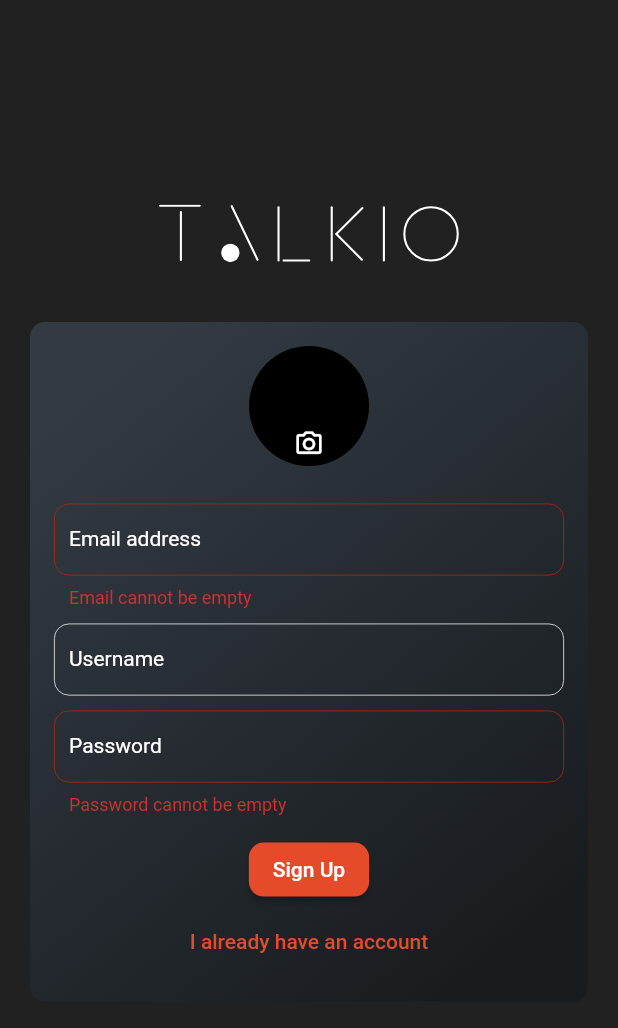
After one commit to ihor-debelyi/academind_course, a Flutter app: the screen it shows after launch, after a tap on "Login", after a tap on "Create new account", on a phone screen of 412 x 824 dp. The commit adds this screen. Shown: the top 1028 px of the screen. Run offline on Flutter 3.47's test engine with Material 2 defaults, Android fonts, the light colour scheme and no system bars; our stand-ins replace cloud_firestore, firebase_auth, firebase_core, firebase_storage, flutter_svg, fluttertoast and 5 more; accounts and stored records are empty.

Commit message:
created a chat app, added user registration & auth + shared chat

```diff
--- a/i_chat/lib/main.dart
+++ b/i_chat/lib/main.dart
@@ -1,8 +1,12 @@
+import 'package:firebase_auth/firebase_auth.dart';
 import 'package:firebase_core/firebase_core.dart';
 import 'package:flutter/material.dart';
+import 'package:i_chat/screens/auth_screen.dart';
 import 'package:i_chat/screens/chat_screen.dart';
 
-void main() {
+Future<void> main() async {
+  WidgetsFlutterBinding.ensureInitialized();
+  await Firebase.initializeApp();
   runApp(const MyApp());
 }
 
@@ -12,24 +16,63 @@ class MyApp extends StatelessWidget {
   // This widget is the root of your application.
   @override
   Widget build(BuildContext context) {
-    Firebase.initializeApp();
-
     return MaterialApp(
       debugShowCheckedModeBanner: false,
       title: 'Flutter Demo',
       theme: ThemeData(
-        // This is the theme of your application.
-        //
-        // Try running your application with "flutter run". You'll see the
-        // application has a blue toolbar. Then, without quitting the app, try
-        // changing the primarySwatch below to Colors.green and then invoke
-        // "hot reload" (press "r" in the console where you ran "flutter run",
-        // or simply save your changes to "hot reload" in a Flutter IDE).
-        // Notice that the counter didn't reset back to zero; the application
-        // is not restarted.
-        primarySwatch: Colors.blue,
+          primarySwatch: Colors.grey,
+          backgroundColor: const Color.fromRGBO(51, 58, 67, 1),
+          colorScheme: Theme.of(context).colorScheme.copyWith(
+                secondary: const Color.fromRGBO(229, 75, 43, 1),
+                brightness: Brightness.dark,
+              ),
+          elevatedButtonTheme: ElevatedButtonThemeData(
+            style: ElevatedButton.styleFrom(
+              backgroundColor: const Color.fromRGBO(229, 75, 43, 1),
+              shape: RoundedRectangleBorder(
+                  borderRadius: BorderRadius.circular(10)),
+            ),
+          ),
+          textButtonTheme: TextButtonThemeData(
+            style: TextButton.styleFrom(
+              foregroundColor: const Color.fromRGBO(229, 75, 43, 1),
+            ),
+          ),
+          inputDecorationTheme: InputDecorationTheme(
+            alignLabelWithHint: false,
+            labelStyle: const TextStyle(color: Colors.white, fontSize: 14),
+            contentPadding:
+                const EdgeInsets.symmetric(vertical: 10, horizontal: 10),
+            enabledBorder: OutlineInputBorder(
+              borderSide: const BorderSide(width: 0.5, color: Colors.white),
+              borderRadius: BorderRadius.circular(10),
+            ),
+            focusedErrorBorder: OutlineInputBorder(
+              borderSide: const BorderSide(
+                  width: 0.5, color: Color.fromARGB(255, 185, 39, 9)),
+              borderRadius: BorderRadius.circular(10),
+            ),
+            errorBorder: OutlineInputBorder(
+              borderSide: const BorderSide(
+                  width: 0.5, color: Color.fromARGB(255, 185, 39, 9)),
+              borderRadius: BorderRadius.circular(10),
+            ),
+            focusedBorder: OutlineInputBorder(
+              borderSide: const BorderSide(width: 0.5, color: Colors.white),
+              borderRadius: BorderRadius.circular(10),
+            ),
+          )
+          // backgroundColor: const Color.fromRGBO(24, 28, 31, 1),
+          ),
+      home: StreamBuilder(
+        stream: FirebaseAuth.instance.authStateChanges(),
+        builder: (context, userSnapshot) {
+          if (userSnapshot.hasData) {
+            return ChatScreen();
+          }
+          return AuthScreen();
+        },
       ),
-      home: ChatScreen(),
     );
   }
 }
--- a/i_chat/lib/screens/auth_screen.dart
+++ b/i_chat/lib/screens/auth_screen.dart
@@ -0,0 +1,116 @@
+import 'dart:developer';
+import 'dart:io';
+
+import 'package:cloud_firestore/cloud_firestore.dart';
+import 'package:firebase_auth/firebase_auth.dart';
+import 'package:firebase_storage/firebase_storage.dart';
+import 'package:flutter/material.dart';
+import 'package:flutter_svg/flutter_svg.dart';
+import '../widgets/auth/auth_form.dart';
+
+class AuthScreen extends StatefulWidget {
+  const AuthScreen({Key? key}) : super(key: key);
+
+  @override
+  State<AuthScreen> createState() => _AuthScreenState();
+}
+
+class _AuthScreenState extends State<AuthScreen> {
+  final _auth = FirebaseAuth.instance;
+
+  var _isLoading = false;
+
+  void _submitAuthForm(
+    String email,
+    String password,
+    String username,
+    File? userImage,
+    bool isLogin,
+  ) async {
+    UserCredential userCredential;
+    try {
+      setState(() {
+        _isLoading = true;
+      });
+      if (isLogin) {
+        userCredential = await _auth.signInWithEmailAndPassword(
+          email: email,
+          password: password,
+        );
+      } else {
+        userCredential = await _auth.createUserWithEmailAndPassword(
+          email: email,
+          password: password,
+        );
+        ScaffoldMessenger.of(context).showSnackBar(
+          const SnackBar(
+            content: Text('User is successfully created'),
+            backgroundColor: Color.fromARGB(255, 24, 245, 138),
+          ),
+        );
+
+        final storageRef = FirebaseStorage.instance
+            .ref()
+            .child('user_images')
+            .child('${userCredential.user!.uid}.jpg');
+        await storageRef.putFile(userImage!).then((p0) {});
+
+        String imgUrl = await storageRef.getDownloadURL();
+
+        await FirebaseFirestore.instance
+            .collection('users')
+            .doc(userCredential.user!.uid)
+            .set(
+          {
+            'username': username,
+            'email': email,
+            'img_url': imgUrl,
+          },
+        );
+      }
+    } on FirebaseAuthException catch (e) {
+      var message = '';
+      if (e.code == 'user-not-found') {
+        message = 'No user found for that email.';
+      } else if (e.code == 'wrong-password') {
+        message = 'Wrong password provided for that user.';
+      } else if (e.code == 'weak-password') {
+        message = 'The password provided is too weak.';
+      } else if (e.code == 'email-already-in-use') {
+        message = 'The account already exists for that email.';
+      }
+      if (message.isNotEmpty) {
+        ScaffoldMessenger.of(context).showSnackBar(SnackBar(
+          content: Text(message),
+          backgroundColor: Theme.of(context).colorScheme.secondary,
+        ));
+      }
+      setState(() {
+        _isLoading = false;
+      });
+    }
+  }
+
+  @override
+  Widget build(BuildContext context) {
+    return Scaffold(
+      backgroundColor: Theme.of(context).primaryColor,
+      body: Center(
+        child: SingleChildScrollView(
+          child: Column(
+            mainAxisAlignment: MainAxisAlignment.center,
+            children: [
+              SvgPicture.asset(
+                'assets/images/logo.svg',
+                color: Colors.white,
+                width: 200,
+              ),
+              const SizedBox(height: 20),
+              AuthForm(_submitAuthForm, _isLoading),
+            ],
+          ),
+        ),
+      ),
+    );
+  }
+}
--- /dev/null
+++ b/i_chat/lib/widgets/auth/auth_form.dart
@@ -0,0 +1,170 @@
+import 'dart:io';
+
+import 'package:flutter/material.dart';
+import 'package:i_chat/widgets/pickers/user_image_picker.dart';
+
+class AuthForm extends StatefulWidget {
+  AuthForm(this.submitForm, this.isLoading, {Key? key}) : super(key: key);
+
+  final void Function(
+    String email,
+    String password,
+    String username,
+    File? userImage,
+    bool isLogin,
+  ) submitForm;
+  final bool isLoading;
+
+  @override
+  State<AuthForm> createState() => _AuthFormState();
+}
+
+class _AuthFormState extends State<AuthForm> {
+  final _formKey = GlobalKey<FormState>();
+  var _isLogin = true;
+
+  String _userEmail = '';
+  String _userPassword = '';
+  String _userName = '';
+  File? _userImageFile;
+
+  String? emailValidator(String? value) {
+    if (value == null || value.isEmpty) {
+      return 'Email cannot be empty';
+    }
+
+    bool matchesPattern = RegExp(
+            r"^[a-zA-Z0-9.a-zA-Z0-9.!#$%&'*+-/=?^_`{|}~]+@[a-zA-Z0-9]+\.[a-zA-Z]+")
+        .hasMatch(value);
+    if (!matchesPattern) {
+      return 'Please enter a valid email address';
+    }
+    return null;
+  }
+
+  String? usernameValidator(String? value) {
+    if (value == null || value.isEmpty) {
+      return 'Username cannot be empty';
+    }
+
+    if (value.length < 4) {
+      return 'Username must be at least 4 characters long';
+    }
+    return null;
+  }
+
+  String? passwordValidator(String? value) {
+    if (value == null || value.isEmpty) {
+      return 'Password cannot be empty';
+    }
+
+    if (value.length < 7) {
+      return 'Password must be at least 7 characters long';
+    }
+    return null;
+  }
+
+  void _pickImage(File? image) {
+    _userImageFile = image;
+  }
+
+  void _trySubmit() {
+    final isValid = _formKey.currentState!.validate();
+    FocusScope.of(context).unfocus(); //close the keyboard
+
+    if (_userImageFile == null && !_isLogin) {
+      ScaffoldMessenger.of(context).showSnackBar(SnackBar(
+        content: const Text('Please pick the image'),
+        backgroundColor: Theme.of(context).errorColor,
+      ));
+      return;
+    }
+
+    if (isValid) {
+      _formKey.currentState!.save();
+      widget.submitForm(
+        _userEmail.trim(),
+        _userPassword.trim(),
+        _userName.trim(),
+        _userImageFile,
+        _isLogin,
+      );
+    }
+  }
+
+  @override
+  Widget build(BuildContext context) {
+    return Center(
+      child: Container(
+        decoration: BoxDecoration(
+          gradient: const LinearGradient(
+            begin: Alignment.topLeft,
+            end: Alignment.bottomRight,
+            stops: [0.1, 0.9],
+            colors: [
+              Color.fromRGBO(51, 58, 67, 1),
+              Color.fromRGBO(24, 28, 31, 1),
+            ],
+          ),
+          borderRadius: BorderRadius.circular(10),
+        ),
+        margin: const EdgeInsets.all(20),
+        child: SingleChildScrollView(
+          child: Padding(
+            padding: const EdgeInsets.all(16),
+            child: Form(
+              key: _formKey,
+              child: Column(mainAxisSize: MainAxisSize.min, children: [
+                if (!_isLogin) UserImagePicker(_pickImage),
+                const SizedBox(height: 25),
+                TextFormField(
+                  key: const ValueKey('email'),
+                  keyboardType: TextInputType.emailAddress,
+                  decoration: const InputDecoration(labelText: 'Email address'),
+                  validator: emailValidator,
+                  onSaved: (value) => _userEmail = value!,
+                ),
+                const SizedBox(height: 10),
+                if (!_isLogin)
+                  TextFormField(
+                    key: const ValueKey('username'),
+                    decoration: const InputDecoration(labelText: 'Username'),
+                    validator: usernameValidator,
+                    onSaved: (value) => _userName = value!,
+                  ),
+                const SizedBox(height: 10),
+                TextFormField(
+                  key: const ValueKey('password'),
+                  decoration: const InputDecoration(labelText: 'Password'),
+                  obscureText: true,
+                  validator: passwordValidator,
+                  onSaved: (value) => _userPassword = value!,
+                ),
+                const SizedBox(height: 12),
+                if (widget.isLoading) const CircularProgressIndicator(),
+                if (!widget.isLoading)
+                  ElevatedButton(
+                    onPressed: _trySubmit,
+                    style:
+                        ElevatedButton.styleFrom(foregroundColor: Colors.white),
+                    child: Text(_isLogin ? 'Login' : 'Sign Up'),
+                  ),
+                if (!widget.isLoading)
+                  TextButton(
+                    onPressed: () {
+                      setState(() {
+                        _isLogin = !_isLogin;
+                      });
+                    },
+                    child: Text(_isLogin
+                        ? 'Create new account'
+                        : 'I already have an account'),
+                  )
+              ]),
+            ),
+          ),
+        ),
+      ),
+    );
+  }
+}
--- /dev/null
+++ b/i_chat/lib/widgets/pickers/user_image_picker.dart
@@ -0,0 +1,47 @@
+import 'dart:io';
+
+import 'package:flutter/material.dart';
+import 'package:image_picker/image_picker.dart';
+
+class UserImagePicker extends StatefulWidget {
+  UserImagePicker(this.imagePickerFn, {Key? key}) : super(key: key);
+  final void Function(File? pickedImage) imagePickerFn;
+
+  @override
+  State<UserImagePicker> createState() => _UserImagePickerState();
+}
+
+class _UserImagePickerState extends State<UserImagePicker> {
+  File? _pickedImage;
+
+  void _pickImage() async {
+    final imagePicker = ImagePicker();
+    final image = await imagePicker.pickImage(
+      source: ImageSource.gallery,
+      imageQuality: 60,
+      maxHeight: 500,
+    );
+    setState(() {
+      _pickedImage = File(image!.path);
+    });
+    widget.imagePickerFn(_pickedImage);
+  }
+
+  @override
+  Widget build(BuildContext context) {
+    return GestureDetector(
+      onTap: _pickImage,
+      child: Stack(alignment: Alignment.bottomCenter, children: [
+        CircleAvatar(
+          radius: 40,
+          backgroundImage:
+              _pickedImage != null ? FileImage(_pickedImage!) : null,
+        ),
+        Container(
+          margin: const EdgeInsets.all(5),
+          child: const Icon(Icons.camera_alt_outlined, size: 20),
+        ),
+      ]),
+    );
+  }
+}
```
Also changed, not shown: i_chat/lib/screens/chat_screen.dart (+92 -34 lines), i_chat/lib/widgets/chat/message_bubble.dart (added, +72 -0 lines), i_chat/lib/widgets/chat/message_input.dart (added, +54 -0 lines), i_chat/lib/widgets/chat/messages.dart (added, +38 -0 lines), i_chat/pubspec.yaml (+6 -2 lines), i_chat/assets/images/logo.svg (added).
